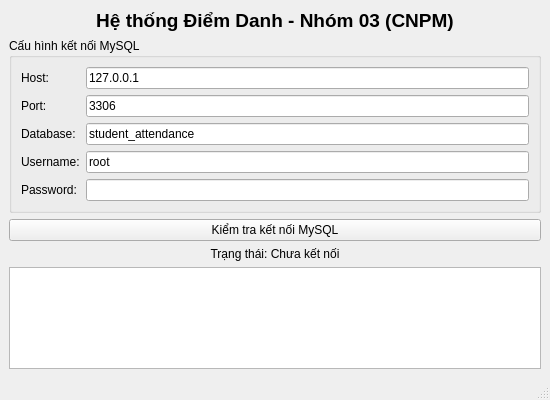
This is src/mainwindow.ui in QnTIie2409/CNPM-GROUP03 as Qt 5 draws it before an edit. The edited form follows.
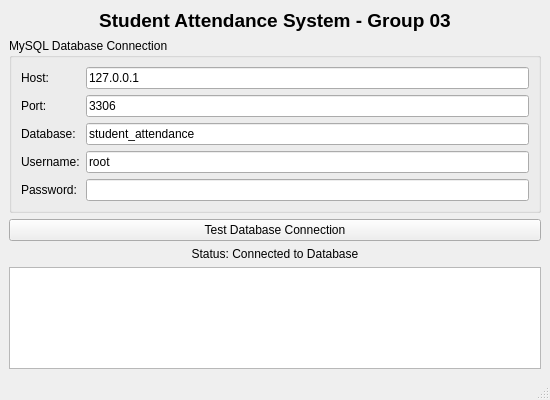
This is the edited form.

Patch:
```diff
--- a/src/mainwindow.ui
+++ b/src/mainwindow.ui
@@ -24,7 +24,7 @@
        </font>
       </property>
       <property name="text">
-       <string>Hệ thống Điểm Danh - Nhóm 03 (CNPM)</string>
+       <string>Student Attendance System - Group 03</string>
       </property>
       <property name="alignment">
        <set>Qt::AlignCenter</set>
@@ -34,7 +34,7 @@
     <item>
      <widget class="QGroupBox" name="dbGroupBox">
       <property name="title">
-       <string>Cấu hình kết nối MySQL</string>
+       <string>MySQL Database Connection</string>
       </property>
       <layout class="QFormLayout" name="formLayout">
        <item row="0" column="0">
@@ -113,14 +113,14 @@
     <item>
      <widget class="QPushButton" name="btnConnect">
       <property name="text">
-       <string>Kiểm tra kết nối MySQL</string>
+       <string>Test Database Connection</string>
       </property>
      </widget>
     </item>
     <item>
      <widget class="QLabel" name="lblStatus">
       <property name="text">
-       <string>Trạng thái: Chưa kết nối</string>
+       <string>Status: Connected to Database</string>
       </property>
       <property name="alignment">
        <set>Qt::AlignCenter</set>
```
Left out of the diff: 2 changed lines with no effect on the pictures.
